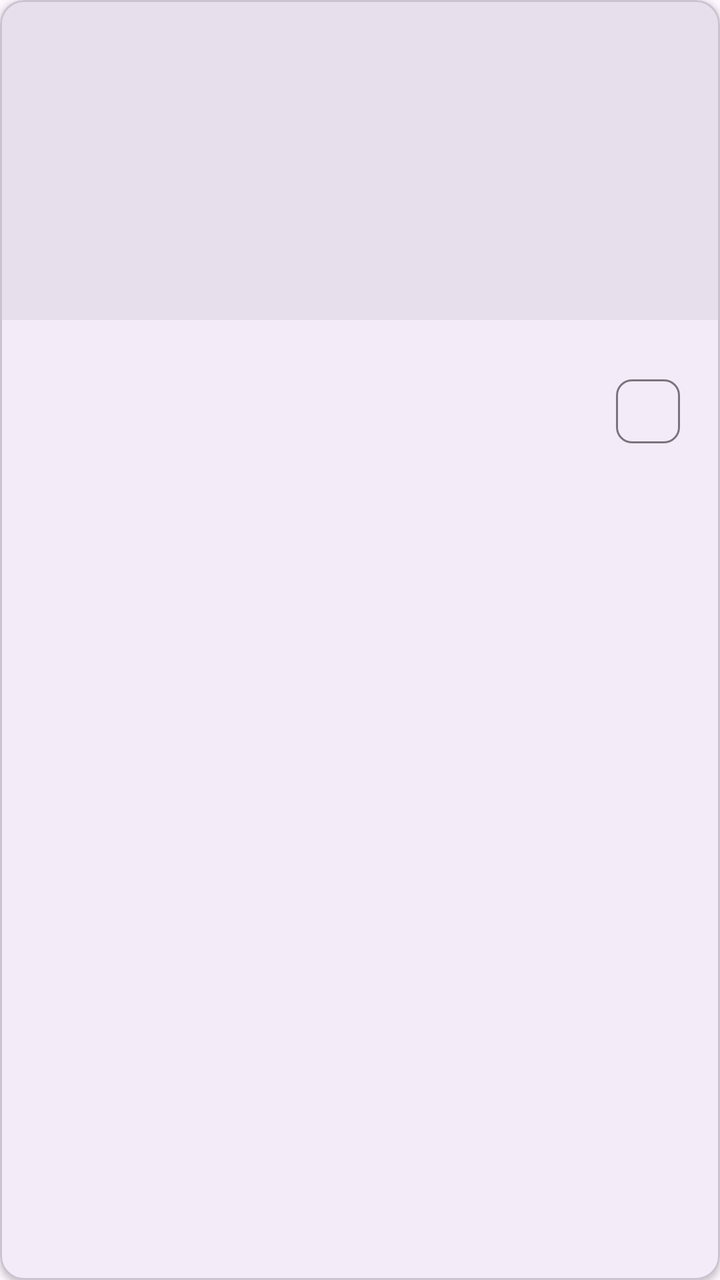
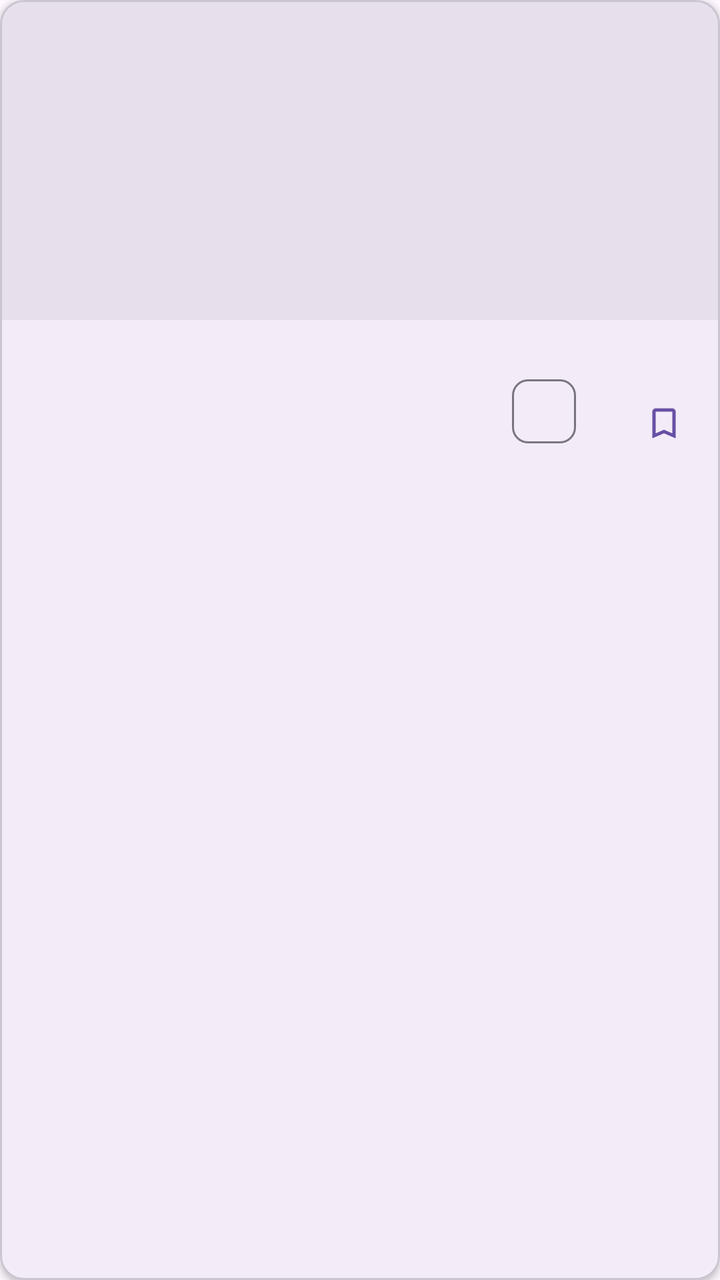

Screens rendered from an Android XML layout before and after an edit, with the pre-edit source and the edit as a unified diff.
<!-- AndroidManifest.xml: application theme Theme.Costura -->
<!-- res/layout/item_patron_comunidad.xml -->
<?xml version="1.0" encoding="utf-8"?>
<com.google.android.material.card.MaterialCardView
    xmlns:android="http://schemas.android.com/apk/res/android"
    xmlns:app="http://schemas.android.com/apk/res-auto"
    android:layout_width="match_parent"
    android:layout_height="wrap_content"
    android:layout_margin="8dp"
    app:cardCornerRadius="12dp"
    app:cardElevation="2dp">

    <androidx.constraintlayout.widget.ConstraintLayout
        android:layout_width="match_parent"
        android:layout_height="wrap_content">

        <ImageView
            android:id="@+id/iv_foto"
            android:layout_width="0dp"
            android:layout_height="160dp"
            android:scaleType="centerCrop"
            android:background="?attr/colorSurfaceVariant"
            android:contentDescription="@null"
            app:layout_constraintTop_toTopOf="parent"
            app:layout_constraintStart_toStartOf="parent"
            app:layout_constraintEnd_toEndOf="parent" />

        <TextView
            android:id="@+id/tv_nombre"
            android:layout_width="0dp"
            android:layout_height="wrap_content"
            android:layout_marginStart="12dp"
            android:layout_marginEnd="12dp"
            android:layout_marginTop="10dp"
            android:textAppearance="?attr/textAppearanceTitleSmall"
            android:maxLines="2"
            android:ellipsize="end"
            app:layout_constraintTop_toBottomOf="@id/iv_foto"
            app:layout_constraintStart_toStartOf="parent"
            app:layout_constraintEnd_toEndOf="parent" />

        <TextView
            android:id="@+id/tv_autor"
            android:layout_width="0dp"
            android:layout_height="wrap_content"
            android:layout_marginStart="12dp"
            android:layout_marginEnd="12dp"
            android:layout_marginTop="2dp"
            android:textAppearance="?attr/textAppearanceBodySmall"
            android:textColor="?attr/colorOnSurfaceVariant"
            app:layout_constraintTop_toBottomOf="@id/tv_nombre"
            app:layout_constraintStart_toStartOf="parent"
            app:layout_constraintEnd_toEndOf="parent" />

        <TextView
            android:id="@+id/tv_medidas"
            android:layout_width="wrap_content"
            android:layout_height="wrap_content"
            android:layout_marginStart="12dp"
            android:layout_marginTop="6dp"
            android:layout_marginBottom="10dp"
            android:textAppearance="?attr/textAppearanceBodySmall"
            app:layout_constraintTop_toBottomOf="@id/tv_autor"
            app:layout_constraintStart_toStartOf="parent"
            app:layout_constraintBottom_toBottomOf="parent" />

        <com.google.android.material.chip.Chip
            android:id="@+id/chip_categoria"
            android:layout_width="wrap_content"
            android:layout_height="wrap_content"
            android:layout_marginEnd="12dp"
            android:layout_marginBottom="10dp"
            android:textSize="11sp"
            app:layout_constraintEnd_toEndOf="parent"
            app:layout_constraintBottom_toBottomOf="parent" />

    </androidx.constraintlayout.widget.ConstraintLayout>

</com.google.android.material.card.MaterialCardView>
<!-- resources referenced by this layout -->
<resources>
  <style name="Theme.Costura" parent="Base.Theme.Costura" />
  <style name="Base.Theme.Costura" parent="Theme.Material3.DayNight.NoActionBar">
          
          
      </style>
</resources>

<!-- the commit's change to res/layout/item_patron_comunidad.xml (unified diff, before → after) -->
@@ -69,6 +69,17 @@
             android:layout_marginEnd="12dp"
             android:layout_marginBottom="10dp"
             android:textSize="11sp"
+            app:layout_constraintEnd_toStartOf="@id/btn_guardar"
+            app:layout_constraintBottom_toBottomOf="parent" />
+
+        <com.google.android.material.button.MaterialButton
+            android:id="@+id/btn_guardar"
+            style="@style/Widget.Material3.Button.IconButton"
+            android:layout_width="wrap_content"
+            android:layout_height="wrap_content"
+            android:layout_marginEnd="4dp"
+            android:layout_marginBottom="4dp"
+            app:icon="@drawable/ic_bookmark_outline"
             app:layout_constraintEnd_toEndOf="parent"
             app:layout_constraintBottom_toBottomOf="parent" />
 
<!-- resource entries referenced after the edit -->
@@ -1,5 +1,17 @@
 <!-- resources referenced by this layout -->
 <resources>
+  <!-- drawable ic_bookmark_outline (drawable) -->
+  <?xml version="1.0" encoding="utf-8"?>
+  <vector xmlns:android="http://schemas.android.com/apk/res/android"
+      android:width="24dp"
+      android:height="24dp"
+      android:viewportWidth="24"
+      android:viewportHeight="24"
+      android:tint="?attr/colorOnSurfaceVariant">
+      <path
+          android:fillColor="@android:color/white"
+          android:pathData="M17,3H7C5.9,3 5,3.9 5,5v16l7,-3 7,3V5C19,3.9 18.1,3 17,3zM17,18l-5,-2.18L7,18V5h10v13z"/>
+  </vector>
   <style name="Theme.Costura" parent="Base.Theme.Costura" />
   <style name="Base.Theme.Costura" parent="Theme.Material3.DayNight.NoActionBar">
           
